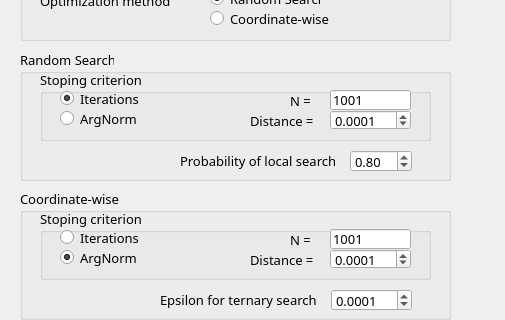
Before: the Qt Designer form mainwindow.ui in lapalap/spbsu_optimization, drawn with Qt 5; both pictures show x 0 to 505 and y 120 to 440 of the 950 by 600 pixel window.
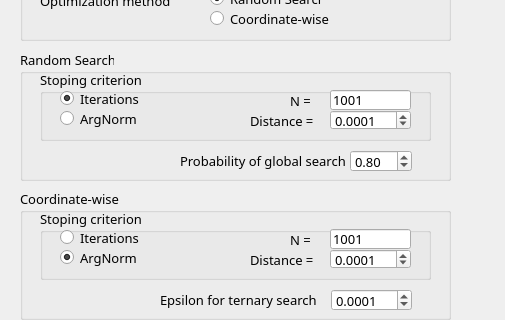
After: the same form once the commit is applied.

Patch:
```diff
--- a/mainwindow.ui
+++ b/mainwindow.ui
@@ -68,7 +68,7 @@
       </rect>
      </property>
      <property name="text">
-      <string>Probability of local search</string>
+      <string>Probability of global search</string>
      </property>
     </widget>
     <widget class="QDoubleSpinBox" name="RSprob">
```
